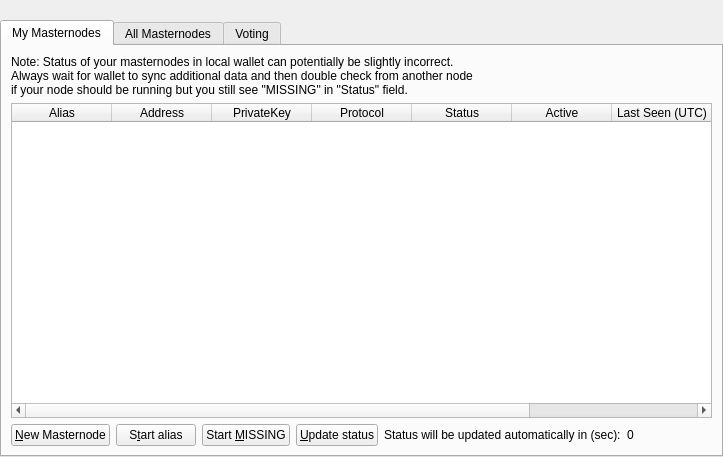
Old version of the form src/qt/forms/masternodelist.ui in the repository Crowndev/crown.
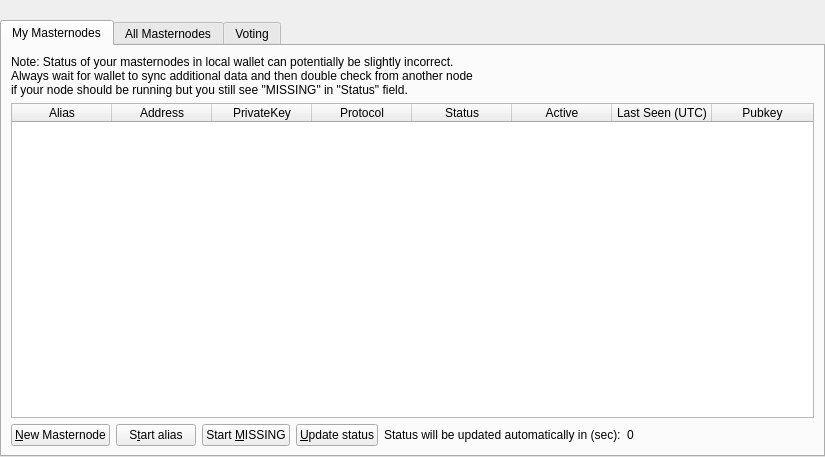
New version of the form. The open tabs and pages were chosen to show the change.

Patch:
```diff
--- a/src/qt/forms/masternodelist.ui
+++ b/src/qt/forms/masternodelist.ui
@@ -6,7 +6,7 @@
    <rect>
     <x>0</x>
     <y>0</y>
-    <width>723</width>
+    <width>825</width>
     <height>457</height>
    </rect>
   </property>
```
Left out of the diff: 3 changed lines with no effect on the pictures.
